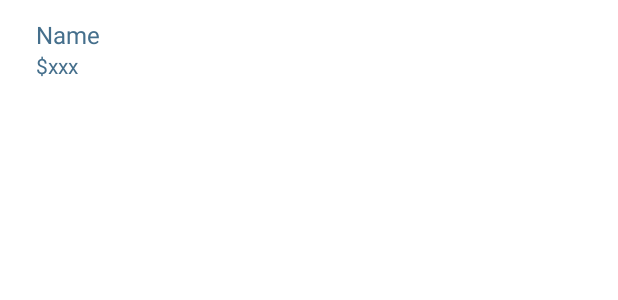
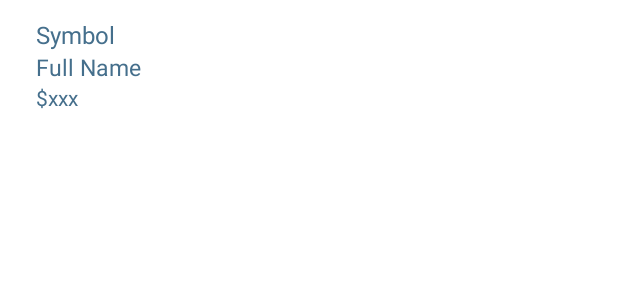
Before and after one commit to curtiskao/kotlinpractice, an Android app: the layout crypto_item_layout.xml on its own in the app's theme, with its tools: preview values and no code run, on a phone screen of 412 x 824 dp. Shown: the top 300 px of the screen. Run offline under Robolectric (Android 15) with nearby library versions, the phone set to English and light mode, and no system bars.

Commit message:
crypto repository api implemented

```diff
--- a/app/src/main/AndroidManifest.xml
+++ b/app/src/main/AndroidManifest.xml
@@ -21,4 +21,7 @@
         </activity>
     </application>
 
+    <uses-permission android:name="android.permission.INTERNET" />
+    <uses-permission android:name="android.permission.ACCESS_NETWORK_STATE" />
+
 </manifest>
--- a/app/src/main/java/com/example/kotlinpractice/Crypto/CryptoAdapter.kt
+++ b/app/src/main/java/com/example/kotlinpractice/Crypto/CryptoAdapter.kt
@@ -1,10 +1,8 @@
 package com.example.kotlinpractice.Crypto
 
-import android.database.DataSetObserver
 import android.view.LayoutInflater
 import android.view.View
 import android.view.ViewGroup
-import android.widget.Adapter
 import androidx.recyclerview.widget.RecyclerView
 import com.example.kotlinpractice.R
 import kotlinx.android.synthetic.main.crypto_item_layout.view.*
@@ -26,7 +24,8 @@ class CryptoAdapter(val cryptoList: ArrayList<CryptoDataClass>): RecyclerView.Ad
     class ViewHolder(itemView: View) : RecyclerView.ViewHolder(itemView) {
 
         fun bindItems(crypto: CryptoDataClass) {
-            itemView.tv_crypto_name.text = crypto.name
+            itemView.tv_crypto_symbol.text = crypto.symbol
+            itemView.tv_crypto_full_name.text = crypto.name
             itemView.tv_crypto_price.text = crypto.price
         }
     }
--- a/app/src/main/java/com/example/kotlinpractice/Crypto/CryptoDataClass.kt
+++ b/app/src/main/java/com/example/kotlinpractice/Crypto/CryptoDataClass.kt
@@ -1,5 +1,3 @@
 package com.example.kotlinpractice.Crypto
 
-data class CryptoDataClass(val name: String = "name", val price: String = "0.0") {
-
-}
+data class CryptoDataClass(val symbol: String = "symbol", val price: String = "0.0", val name: String = "name")
--- a/app/src/main/java/com/example/kotlinpractice/MainActivity.kt
+++ b/app/src/main/java/com/example/kotlinpractice/MainActivity.kt
@@ -6,6 +6,8 @@ import com.google.android.material.snackbar.Snackbar
 import androidx.appcompat.app.AppCompatActivity
 import android.view.Menu
 import android.view.MenuItem
+import dagger.hilt.android.AndroidEntryPoint
+import dagger.hilt.android.HiltAndroidApp
 
 class MainActivity : AppCompatActivity() {
 
--- a/app/src/main/res/layout/crypto_item_layout.xml
+++ b/app/src/main/res/layout/crypto_item_layout.xml
@@ -6,7 +6,7 @@
     android:layout_height="wrap_content">
 
     <TextView
-        android:id="@+id/tv_crypto_name"
+        android:id="@+id/tv_crypto_symbol"
         android:layout_marginTop="12dp"
         android:layout_marginStart="24dp"
         android:layout_marginEnd="24dp"
@@ -14,7 +14,18 @@
         android:layout_height="wrap_content"
         android:textSize="16dp"
         android:layout_weight="1"
-        android:text="Name"
+        android:text="Symbol"
+        android:textColor="@color/blue" />
+
+    <TextView
+        android:id="@+id/tv_crypto_full_name"
+        android:layout_marginStart="24dp"
+        android:layout_marginEnd="24dp"
+        android:layout_width="wrap_content"
+        android:layout_height="wrap_content"
+        android:textSize="15dp"
+        android:layout_weight="1"
+        android:text="Full Name"
         android:textColor="@color/blue" />
 
     <TextView
--- a/build.gradle
+++ b/build.gradle
@@ -11,6 +11,7 @@ buildscript {
 
         // NOTE: Do not place your application dependencies here; they belong
         // in the individual module build.gradle files
+        classpath("com.google.dagger:hilt-android-gradle-plugin:2.38.1")
     }
 }
 
```
Also changed, not shown: app/build.gradle (+21 -0 lines), app/src/main/java/com/example/kotlinpractice/Crypto/CoinDto.kt (added, +20 -0 lines), app/src/main/java/com/example/kotlinpractice/Crypto/CryptoApiInterface.kt (added, +10 -0 lines), app/src/main/java/com/example/kotlinpractice/Crypto/CryptoFragment.kt (+25 -4 lines), app/src/main/java/com/example/kotlinpractice/Crypto/CryptoRepository.kt (added, +51 -0 lines), app/src/main/java/com/example/kotlinpractice/Crypto/CryptoRetrofitClient.kt (added, +23 -0 lines), app/src/main/java/com/example/kotlinpractice/Crypto/CryptoViewModel.kt (added, +15 -0 lines).
